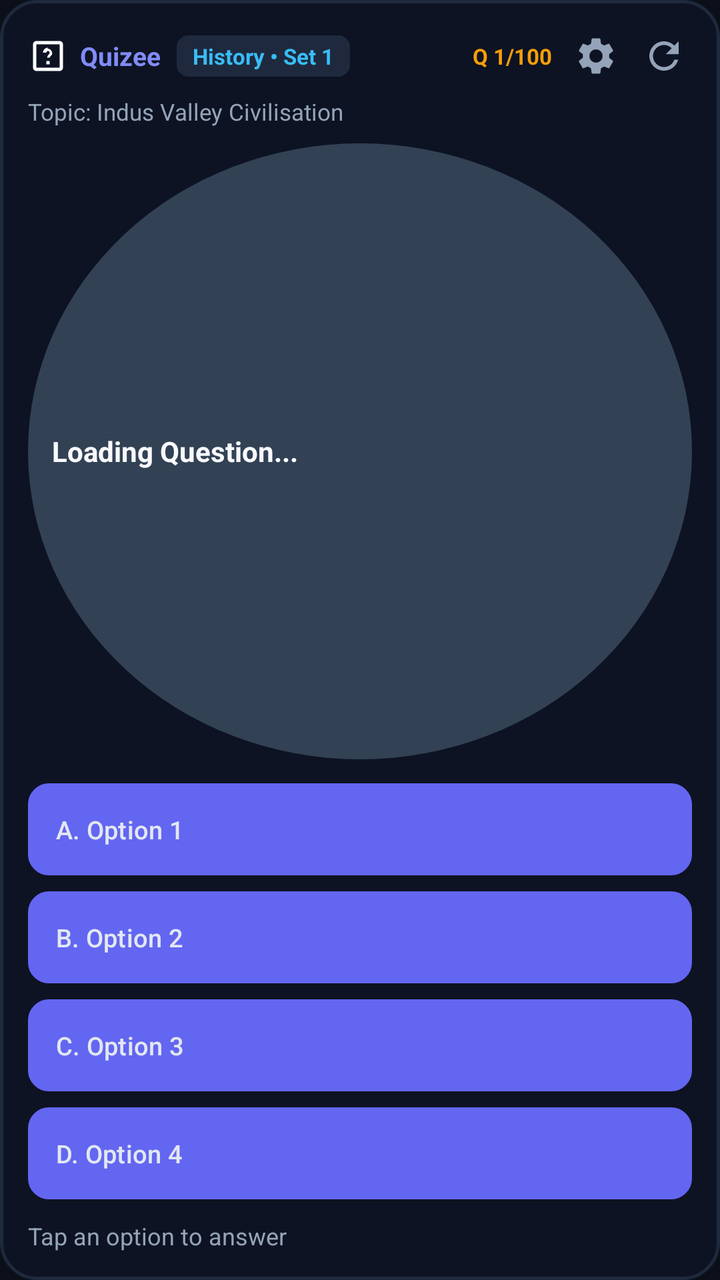
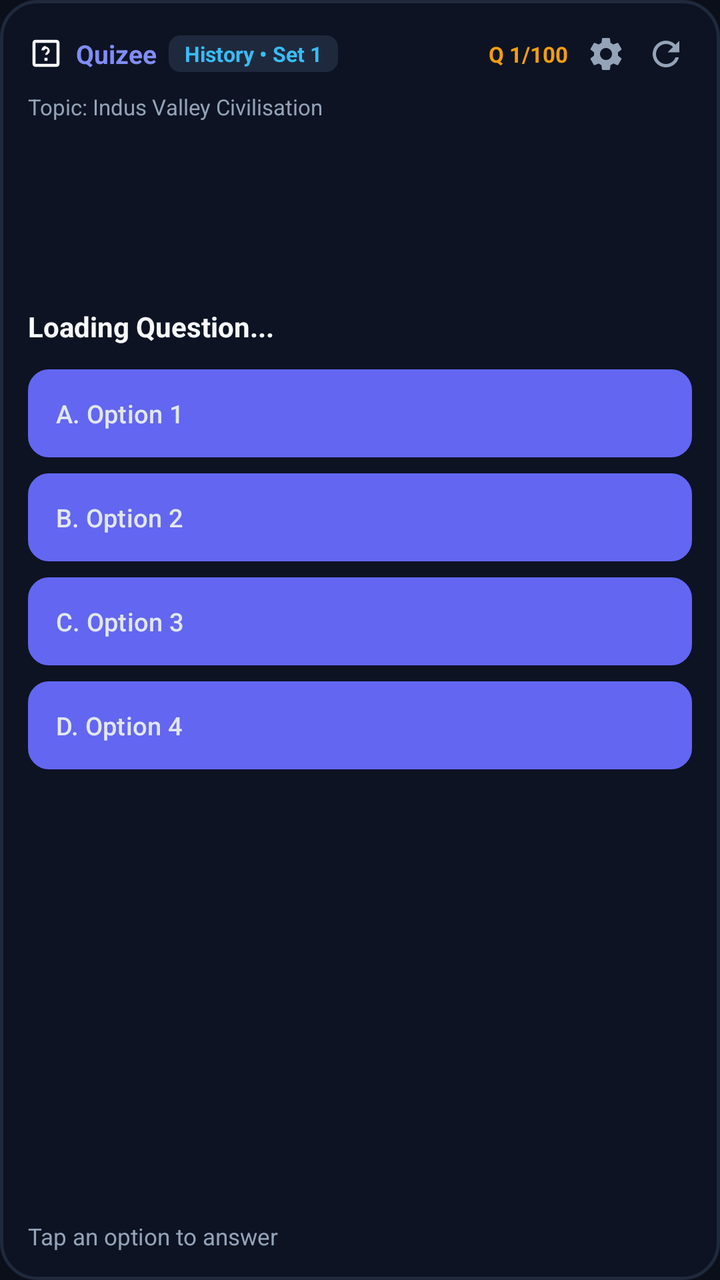

Compare the two renders of this Android layout. The source of the first and the diff that turns it into the second are given below.
<!-- AndroidManifest.xml: application theme Theme.QuizLock -->
<!-- res/layout/widget_custom_topic_layout_expanded.xml -->
<?xml version="1.0" encoding="utf-8"?>
<LinearLayout xmlns:android="http://schemas.android.com/apk/res/android"
    android:id="@+id/widget_root"
    android:layout_width="match_parent"
    android:layout_height="match_parent"
    android:background="@drawable/bg_widget_card"
    android:orientation="vertical"
    android:padding="14dp">

    
    <RelativeLayout
        android:layout_width="match_parent"
        android:layout_height="wrap_content"
        android:layout_marginBottom="6dp">

        <LinearLayout
            android:id="@+id/widget_header_left"
            android:layout_width="wrap_content"
            android:layout_height="wrap_content"
            android:layout_alignParentStart="true"
            android:layout_centerVertical="true"
            android:gravity="center_vertical"
            android:orientation="horizontal">

            <ImageView
                android:id="@+id/widget_img_logo"
                android:layout_width="20dp"
                android:layout_height="20dp"
                android:layout_marginEnd="6dp"
                android:src="@drawable/ic_quiz" />

            <TextView
                android:id="@+id/widget_tv_title"
                android:layout_width="wrap_content"
                android:layout_height="wrap_content"
                android:text="Quizee"
                android:textColor="#818CF8"
                android:textSize="13sp"
                android:textStyle="bold" />

            <TextView
                android:id="@+id/widget_tv_badge"
                android:layout_width="wrap_content"
                android:layout_height="wrap_content"
                android:layout_marginStart="8dp"
                android:background="@drawable/bg_widget_badge"
                android:ellipsize="end"
                android:maxLines="1"
                android:paddingHorizontal="8dp"
                android:paddingVertical="3dp"
                android:text="History • Set 1"
                android:textColor="#38BDF8"
                android:textSize="11sp"
                android:textStyle="bold" />
        </LinearLayout>

        <LinearLayout
            android:id="@+id/widget_header_right"
            android:layout_width="wrap_content"
            android:layout_height="wrap_content"
            android:layout_alignParentEnd="true"
            android:layout_centerVertical="true"
            android:gravity="center_vertical"
            android:orientation="horizontal">

            <TextView
                android:id="@+id/widget_tv_counter"
                android:layout_width="wrap_content"
                android:layout_height="wrap_content"
                android:layout_marginEnd="8dp"
                android:text="Q 1/100"
                android:textColor="#F59E0B"
                android:textSize="11sp"
                android:textStyle="bold" />

            <ImageButton
                android:id="@+id/widget_btn_config"
                android:layout_width="28dp"
                android:layout_height="28dp"
                android:layout_marginEnd="6dp"
                android:background="?android:attr/selectableItemBackground"
                android:contentDescription="Change Topic or Set"
                android:padding="3dp"
                android:scaleType="fitCenter"
                android:src="@drawable/ic_widget_settings" />

            <ImageButton
                android:id="@+id/widget_btn_refresh"
                android:layout_width="28dp"
                android:layout_height="28dp"
                android:background="?android:attr/selectableItemBackground"
                android:contentDescription="Next or Refresh Question"
                android:padding="3dp"
                android:scaleType="fitCenter"
                android:src="@drawable/ic_widget_refresh" />
        </LinearLayout>
    </RelativeLayout>

    
    <TextView
        android:id="@+id/widget_tv_topic"
        android:layout_width="match_parent"
        android:layout_height="wrap_content"
        android:layout_marginBottom="8dp"
        android:ellipsize="end"
        android:maxLines="1"
        android:text="Topic: Indus Valley Civilisation"
        android:textColor="#94A3B8"
        android:textSize="11.5sp" />

    
    <LinearLayout
        android:layout_width="match_parent"
        android:layout_height="0dp"
        android:layout_weight="1"
        android:background="@drawable/bg_card"
        android:gravity="center_vertical"
        android:orientation="vertical"
        android:padding="12dp"
        android:layout_marginBottom="12dp">

        <TextView
            android:id="@+id/widget_tv_question"
            android:layout_width="match_parent"
            android:layout_height="wrap_content"
            android:ellipsize="end"
            android:lineSpacingExtra="3dp"
            android:maxLines="8"
            android:text="Loading Question..."
            android:textColor="#F8FAFC"
            android:textSize="14sp"
            android:textStyle="bold" />
    </LinearLayout>

    
    <LinearLayout
        android:layout_width="match_parent"
        android:layout_height="wrap_content"
        android:orientation="vertical">

        <Button
            android:id="@+id/widget_btn_opt1"
            android:layout_width="match_parent"
            android:layout_height="wrap_content"
            android:minHeight="46dp"
            android:layout_marginBottom="8dp"
            android:background="@drawable/bg_widget_option_default"
            android:ellipsize="end"
            android:gravity="start|center_vertical"
            android:maxLines="2"
            android:paddingHorizontal="14dp"
            android:paddingVertical="8dp"
            android:text="A. Option 1"
            android:textAllCaps="false"
            android:textColor="#E2E8F0"
            android:textSize="12.5sp" />

        <Button
            android:id="@+id/widget_btn_opt2"
            android:layout_width="match_parent"
            android:layout_height="wrap_content"
            android:minHeight="46dp"
            android:layout_marginBottom="8dp"
            android:background="@drawable/bg_widget_option_default"
            android:ellipsize="end"
            android:gravity="start|center_vertical"
            android:maxLines="2"
            android:paddingHorizontal="14dp"
            android:paddingVertical="8dp"
            android:text="B. Option 2"
            android:textAllCaps="false"
            android:textColor="#E2E8F0"
            android:textSize="12.5sp" />

        <Button
            android:id="@+id/widget_btn_opt3"
            android:layout_width="match_parent"
            android:layout_height="wrap_content"
            android:minHeight="46dp"
            android:layout_marginBottom="8dp"
            android:background="@drawable/bg_widget_option_default"
            android:ellipsize="end"
            android:gravity="start|center_vertical"
            android:maxLines="2"
            android:paddingHorizontal="14dp"
            android:paddingVertical="8dp"
            android:text="C. Option 3"
            android:textAllCaps="false"
            android:textColor="#E2E8F0"
            android:textSize="12.5sp" />

        <Button
            android:id="@+id/widget_btn_opt4"
            android:layout_width="match_parent"
            android:layout_height="wrap_content"
            android:minHeight="46dp"
            android:background="@drawable/bg_widget_option_default"
            android:ellipsize="end"
            android:gravity="start|center_vertical"
            android:maxLines="2"
            android:paddingHorizontal="14dp"
            android:paddingVertical="8dp"
            android:text="D. Option 4"
            android:textAllCaps="false"
            android:textColor="#E2E8F0"
            android:textSize="12.5sp" />
    </LinearLayout>

    
    <RelativeLayout
        android:layout_width="match_parent"
        android:layout_height="wrap_content"
        android:layout_marginTop="10dp">

        <TextView
            android:id="@+id/widget_tv_feedback"
            android:layout_width="wrap_content"
            android:layout_height="wrap_content"
            android:layout_alignParentStart="true"
            android:layout_centerVertical="true"
            android:layout_toStartOf="@+id/widget_btn_next"
            android:ellipsize="end"
            android:maxLines="1"
            android:text="Tap an option to answer"
            android:textColor="#94A3B8"
            android:textSize="12sp" />

        <Button
            android:id="@+id/widget_btn_next"
            android:layout_width="wrap_content"
            android:layout_height="34dp"
            android:layout_alignParentEnd="true"
            android:layout_centerVertical="true"
            android:background="@drawable/bg_widget_btn_next"
            android:minWidth="80dp"
            android:paddingHorizontal="12dp"
            android:text="Next ➔"
            android:textAllCaps="false"
            android:textColor="#FFFFFF"
            android:textSize="12sp"
            android:textStyle="bold"
            android:visibility="gone" />
    </RelativeLayout>
</LinearLayout>
<!-- resources referenced by this layout -->
<resources>
  <!-- drawable bg_card (drawable) -->
  <?xml version="1.0" encoding="utf-8"?>
  <shape xmlns:android="http://schemas.android.com/apk/res/android"
      android:shape="oval">
      <solid android:color="#334155" />
  </shape>
  <!-- drawable bg_widget_badge (drawable) -->
  <?xml version="1.0" encoding="utf-8"?>
  <shape xmlns:android="http://schemas.android.com/apk/res/android"
      android:shape="rectangle">
      <corners android:radius="6dp" />
      <solid android:color="#1F293D" />
  </shape>
  <!-- drawable bg_widget_btn_next (drawable) -->
  <?xml version="1.0" encoding="utf-8"?>
  <shape xmlns:android="http://schemas.android.com/apk/res/android"
      android:shape="rectangle">
      <corners android:radius="10dp" />
      <solid android:color="#4F46E5" />
  </shape>
  <!-- drawable bg_widget_card (drawable) -->
  <?xml version="1.0" encoding="utf-8"?>
  <shape xmlns:android="http://schemas.android.com/apk/res/android"
      android:shape="rectangle">
      <corners android:radius="18dp" />
      <solid android:color="#0D1322" />
      <stroke
          android:width="1.5dp"
          android:color="#1F293D" />
  </shape>
  <!-- drawable bg_widget_option_default (drawable) -->
  <?xml version="1.0" encoding="utf-8"?>
  <shape xmlns:android="http://schemas.android.com/apk/res/android"
      android:shape="rectangle">
      <corners android:radius="10dp" />
      <solid android:color="#161F30" />
      <stroke
          android:width="1dp"
          android:color="#26354D" />
  </shape>
  <!-- drawable ic_quiz (drawable) -->
  <vector xmlns:android="http://schemas.android.com/apk/res/android"
      android:width="24dp"
      android:height="24dp"
      android:viewportWidth="24"
      android:viewportHeight="24">
    <path
        android:fillColor="#FFFFFFFF"
        android:pathData="M19,3H5C3.9,3 3,3.9 3,5v14c0,1.1 0.9,2 2,2h14c1.1,0 2,-0.9 2,-2V5C21,3.9 20.1,3 19,3zM19,19H5V5h14V19zM11,15h2v2h-2V15zM12,7c-1.66,0 -3,1.34 -3,3h2c0,-0.55 0.45,-1 1,-1s1,0.45 1,1c0,1 -1.5,1.5 -1.5,3h1.5c0,-0.75 1.5,-1.25 1.5,-2.5 0,-1.66 -1.34,-3 -3,-3z"/>
  </vector>
  <!-- drawable ic_widget_refresh (drawable) -->
  <vector xmlns:android="http://schemas.android.com/apk/res/android"
      android:width="24dp"
      android:height="24dp"
      android:viewportWidth="24"
      android:viewportHeight="24">
    <path
        android:fillColor="#94A3B8"
        android:pathData="M17.65,6.35C16.2,4.9 14.21,4 12,4c-4.42,0 -7.99,3.58 -7.99,8s3.57,8 7.99,8c3.73,0 6.84,-2.55 7.73,-6h-2.08c-0.82,2.33 -3.04,4 -5.65,4 -3.31,0 -6,-2.69 -6,-6s2.69,-6 6,-6c1.66,0 3.14,0.69 4.22,1.78L13,11h7V4l-2.35,2.35z"/>
  </vector>
  <style name="Theme.QuizLock" parent="Theme.Material3.DayNight.NoActionBar">
          <item name="colorPrimary">@color/primary</item>
          <item name="colorPrimaryDark">@color/primary_dark</item>
          <item name="colorAccent">@color/accent</item>
          <item name="colorSurface">@color/card_dark</item>
          <item name="colorOnSurface">@color/text_primary</item>
          <item name="colorSurfaceVariant">@color/card_dark_elevated</item>
          <item name="colorOnSurfaceVariant">@color/text_secondary</item>
          <item name="android:windowBackground">@color/bg_dark</item>
          <item name="android:colorBackground">@color/bg_dark</item>
          <item name="android:statusBarColor">@color/bg_dark</item>
          <item name="android:navigationBarColor">@color/bg_dark</item>
          <item name="android:windowLightStatusBar">false</item>
          <item name="android:windowLightNavigationBar">false</item>
      </style>
  <color name="primary">#6366F1</color>
  <color name="primary_dark">#4F46E5</color>
  <color name="accent">#6366F1</color>
  <color name="card_dark">#151D2C</color>
  <color name="text_primary">#F8FAFC</color>
  <color name="card_dark_elevated">#1C2638</color>
  <color name="text_secondary">#94A3B8</color>
  <color name="bg_dark">#0B0F19</color>
  <!-- unchanged entries left out for length: 1 -->
</resources>

<!-- the commit's change to res/layout/widget_custom_topic_layout_expanded.xml (unified diff, before → after) -->
@@ -14,18 +14,61 @@
         android:layout_marginBottom="6dp">
 
         <LinearLayout
-            android:id="@+id/widget_header_left"
+            android:id="@+id/widget_header_right"
             android:layout_width="wrap_content"
             android:layout_height="wrap_content"
-            android:layout_alignParentStart="true"
+            android:layout_alignParentEnd="true"
             android:layout_centerVertical="true"
             android:gravity="center_vertical"
             android:orientation="horizontal">
 
+            <TextView
+                android:id="@+id/widget_tv_counter"
+                android:layout_width="wrap_content"
+                android:layout_height="wrap_content"
+                android:layout_marginEnd="6dp"
+                android:text="Q 1/100"
+                android:textColor="#F59E0B"
+                android:textSize="11sp"
+                android:textStyle="bold" />
+
+            <ImageButton
+                android:id="@+id/widget_btn_config"
+                android:layout_width="26dp"
+                android:layout_height="26dp"
+                android:layout_marginEnd="4dp"
+                android:background="?android:attr/selectableItemBackground"
+                android:contentDescription="Change Topic or Set"
+                android:padding="3dp"
+                android:scaleType="fitCenter"
+                android:src="@drawable/ic_widget_settings" />
+
+            <ImageButton
+                android:id="@+id/widget_btn_refresh"
+                android:layout_width="26dp"
+                android:layout_height="26dp"
+                android:background="?android:attr/selectableItemBackground"
+                android:contentDescription="Next or Refresh Question"
+                android:padding="3dp"
+                android:scaleType="fitCenter"
+                android:src="@drawable/ic_widget_refresh" />
+        </LinearLayout>
+
+        <LinearLayout
+            android:id="@+id/widget_header_left"
+            android:layout_width="match_parent"
+            android:layout_height="wrap_content"
+            android:layout_alignParentStart="true"
+            android:layout_toStartOf="@+id/widget_header_right"
+            android:layout_marginEnd="8dp"
+            android:layout_centerVertical="true"
+            android:gravity="center_vertical"
+            android:orientation="horizontal">
+
             <ImageView
                 android:id="@+id/widget_img_logo"
-                android:layout_width="20dp"
-                android:layout_height="20dp"
+                android:layout_width="18dp"
+                android:layout_height="18dp"
                 android:layout_marginEnd="6dp"
                 android:src="@drawable/ic_quiz" />
 
@@ -42,58 +85,17 @@
                 android:id="@+id/widget_tv_badge"
                 android:layout_width="wrap_content"
                 android:layout_height="wrap_content"
-                android:layout_marginStart="8dp"
+                android:layout_marginStart="6dp"
                 android:background="@drawable/bg_widget_badge"
                 android:ellipsize="end"
                 android:maxLines="1"
                 android:paddingHorizontal="8dp"
-                android:paddingVertical="3dp"
+                android:paddingVertical="2dp"
                 android:text="History • Set 1"
                 android:textColor="#38BDF8"
-                android:textSize="11sp"
+                android:textSize="10.5sp"
                 android:textStyle="bold" />
         </LinearLayout>
-
-        <LinearLayout
-            android:id="@+id/widget_header_right"
-            android:layout_width="wrap_content"
-            android:layout_height="wrap_content"
-            android:layout_alignParentEnd="true"
-            android:layout_centerVertical="true"
-            android:gravity="center_vertical"
-            android:orientation="horizontal">
-
-            <TextView
-                android:id="@+id/widget_tv_counter"
-                android:layout_width="wrap_content"
-                android:layout_height="wrap_content"
-                android:layout_marginEnd="8dp"
-                android:text="Q 1/100"
-                android:textColor="#F59E0B"
-                android:textSize="11sp"
-                android:textStyle="bold" />
-
-            <ImageButton
-                android:id="@+id/widget_btn_config"
-                android:layout_width="28dp"
-                android:layout_height="28dp"
-                android:layout_marginEnd="6dp"
-                android:background="?android:attr/selectableItemBackground"
-                android:contentDescription="Change Topic or Set"
-                android:padding="3dp"
-                android:scaleType="fitCenter"
-                android:src="@drawable/ic_widget_settings" />
-
-            <ImageButton
-                android:id="@+id/widget_btn_refresh"
-                android:layout_width="28dp"
-                android:layout_height="28dp"
-                android:background="?android:attr/selectableItemBackground"
-                android:contentDescription="Next or Refresh Question"
-                android:padding="3dp"
-                android:scaleType="fitCenter"
-                android:src="@drawable/ic_widget_refresh" />
-        </LinearLayout>
     </RelativeLayout>
 
     
@@ -101,116 +103,114 @@
         android:id="@+id/widget_tv_topic"
         android:layout_width="match_parent"
         android:layout_height="wrap_content"
-        android:layout_marginBottom="8dp"
+        android:layout_marginBottom="6dp"
         android:ellipsize="end"
         android:maxLines="1"
         android:text="Topic: Indus Valley Civilisation"
         android:textColor="#94A3B8"
-        android:textSize="11.5sp" />
+        android:textSize="11sp" />
+
+    
+    <View
+        android:layout_width="match_parent"
+        android:layout_height="0dp"
+        android:layout_weight="0.4" />
+
+    
+    <TextView
+        android:id="@+id/widget_tv_question"
+        android:layout_width="match_parent"
+        android:layout_height="wrap_content"
+        android:layout_marginBottom="12dp"
+        android:ellipsize="end"
+        android:lineSpacingExtra="3dp"
+        android:maxLines="6"
+        android:text="Loading Question..."
+        android:textColor="#F8FAFC"
+        android:textSize="14sp"
+        android:textStyle="bold" />
 
     
     <LinearLayout
         android:layout_width="match_parent"
+        android:layout_height="wrap_content"
+        android:orientation="vertical">
+
+        <Button
+            android:id="@+id/widget_btn_opt1"
+            android:layout_width="match_parent"
+            android:layout_height="44dp"
+            android:layout_marginBottom="8dp"
+            android:background="@drawable/bg_widget_option_default"
+            android:ellipsize="end"
+            android:gravity="start|center_vertical"
+            android:maxLines="2"
+            android:paddingHorizontal="14dp"
+            android:paddingVertical="4dp"
+            android:text="A. Option 1"
+            android:textAllCaps="false"
+            android:textColor="#E2E8F0"
+            android:textSize="12.5sp" />
+
+        <Button
+            android:id="@+id/widget_btn_opt2"
+            android:layout_width="match_parent"
+            android:layout_height="44dp"
+            android:layout_marginBottom="8dp"
+            android:background="@drawable/bg_widget_option_default"
+            android:ellipsize="end"
+            android:gravity="start|center_vertical"
+            android:maxLines="2"
+            android:paddingHorizontal="14dp"
+            android:paddingVertical="4dp"
+            android:text="B. Option 2"
+            android:textAllCaps="false"
+            android:textColor="#E2E8F0"
+            android:textSize="12.5sp" />
+
+        <Button
+            android:id="@+id/widget_btn_opt3"
+            android:layout_width="match_parent"
+            android:layout_height="44dp"
+            android:layout_marginBottom="8dp"
+            android:background="@drawable/bg_widget_option_default"
+            android:ellipsize="end"
+            android:gravity="start|center_vertical"
+            android:maxLines="2"
+            android:paddingHorizontal="14dp"
+            android:paddingVertical="4dp"
+            android:text="C. Option 3"
+            android:textAllCaps="false"
+            android:textColor="#E2E8F0"
+            android:textSize="12.5sp" />
+
+        <Button
+            android:id="@+id/widget_btn_opt4"
+            android:layout_width="match_parent"
+            android:layout_height="44dp"
+            android:background="@drawable/bg_widget_option_default"
+            android:ellipsize="end"
+            android:gravity="start|center_vertical"
+            android:maxLines="2"
+            android:paddingHorizontal="14dp"
+            android:paddingVertical="4dp"
+            android:text="D. Option 4"
+            android:textAllCaps="false"
+            android:textColor="#E2E8F0"
+            android:textSize="12.5sp" />
+    </LinearLayout>
+
+    
+    <View
+        android:layout_width="match_parent"
         android:layout_height="0dp"
-        android:layout_weight="1"
-        android:background="@drawable/bg_card"
-        android:gravity="center_vertical"
-        android:orientation="vertical"
-        android:padding="12dp"
-        android:layout_marginBottom="12dp">
-
-        <TextView
-            android:id="@+id/widget_tv_question"
-            android:layout_width="match_parent"
-            android:layout_height="wrap_content"
-            android:ellipsize="end"
-            android:lineSpacingExtra="3dp"
-            android:maxLines="8"
-            android:text="Loading Question..."
-            android:textColor="#F8FAFC"
-            android:textSize="14sp"
-            android:textStyle="bold" />
-    </LinearLayout>
-
-    
-    <LinearLayout
-        android:layout_width="match_parent"
-        android:layout_height="wrap_content"
-        android:orientation="vertical">
-
-        <Button
-            android:id="@+id/widget_btn_opt1"
-            android:layout_width="match_parent"
-            android:layout_height="wrap_content"
-            android:minHeight="46dp"
-            android:layout_marginBottom="8dp"
-            android:background="@drawable/bg_widget_option_default"
-            android:ellipsize="end"
-            android:gravity="start|center_vertical"
-            android:maxLines="2"
-            android:paddingHorizontal="14dp"
-            android:paddingVertical="8dp"
-            android:text="A. Option 1"
-            android:textAllCaps="false"
-            android:textColor="#E2E8F0"
-            android:textSize="12.5sp" />
-
-        <Button
-            android:id="@+id/widget_btn_opt2"
-            android:layout_width="match_parent"
-            android:layout_height="wrap_content"
-            android:minHeight="46dp"
-            android:layout_marginBottom="8dp"
-            android:background="@drawable/bg_widget_option_default"
-            android:ellipsize="end"
-            android:gravity="start|center_vertical"
-            android:maxLines="2"
-            android:paddingHorizontal="14dp"
-            android:paddingVertical="8dp"
-            android:text="B. Option 2"
-            android:textAllCaps="false"
-            android:textColor="#E2E8F0"
-            android:textSize="12.5sp" />
-
-        <Button
-            android:id="@+id/widget_btn_opt3"
-            android:layout_width="match_parent"
-            android:layout_height="wrap_content"
-            android:minHeight="46dp"
-            android:layout_marginBottom="8dp"
-            android:background="@drawable/bg_widget_option_default"
-            android:ellipsize="end"
-            android:gravity="start|center_vertical"
-            android:maxLines="2"
-            android:paddingHorizontal="14dp"
-            android:paddingVertical="8dp"
-            android:text="C. Option 3"
-            android:textAllCaps="false"
-            android:textColor="#E2E8F0"
-            android:textSize="12.5sp" />
-
-        <Button
-            android:id="@+id/widget_btn_opt4"
-            android:layout_width="match_parent"
-            android:layout_height="wrap_content"
-            android:minHeight="46dp"
-            android:background="@drawable/bg_widget_option_default"
-            android:ellipsize="end"
-            android:gravity="start|center_vertical"
-            android:maxLines="2"
-            android:paddingHorizontal="14dp"
-            android:paddingVertical="8dp"
-            android:text="D. Option 4"
-            android:textAllCaps="false"
-            android:textColor="#E2E8F0"
-            android:textSize="12.5sp" />
-    </LinearLayout>
+        android:layout_weight="1" />
 
     
     <RelativeLayout
         android:layout_width="match_parent"
         android:layout_height="wrap_content"
-        android:layout_marginTop="10dp">
+        android:layout_marginTop="8dp">
 
         <TextView
             android:id="@+id/widget_tv_feedback"
@@ -223,21 +223,21 @@
             android:maxLines="1"
             android:text="Tap an option to answer"
             android:textColor="#94A3B8"
-            android:textSize="12sp" />
+            android:textSize="11.5sp" />
 
         <Button
             android:id="@+id/widget_btn_next"
             android:layout_width="wrap_content"
-            android:layout_height="34dp"
+            android:layout_height="32dp"
             android:layout_alignParentEnd="true"
             android:layout_centerVertical="true"
             android:background="@drawable/bg_widget_btn_next"
-            android:minWidth="80dp"
-            android:paddingHorizontal="12dp"
+            android:minWidth="75dp"
+            android:paddingHorizontal="10dp"
             android:text="Next ➔"
             android:textAllCaps="false"
             android:textColor="#FFFFFF"
-            android:textSize="12sp"
+            android:textSize="11.5sp"
             android:textStyle="bold"
             android:visibility="gone" />
     </RelativeLayout>
<!-- resource entries referenced after the edit -->
@@ -1,11 +1,5 @@
 <!-- resources referenced by this layout -->
 <resources>
-  <!-- drawable bg_card (drawable) -->
-  <?xml version="1.0" encoding="utf-8"?>
-  <shape xmlns:android="http://schemas.android.com/apk/res/android"
-      android:shape="oval">
-      <solid android:color="#334155" />
-  </shape>
   <!-- drawable bg_widget_badge (drawable) -->
   <?xml version="1.0" encoding="utf-8"?>
   <shape xmlns:android="http://schemas.android.com/apk/res/android"
